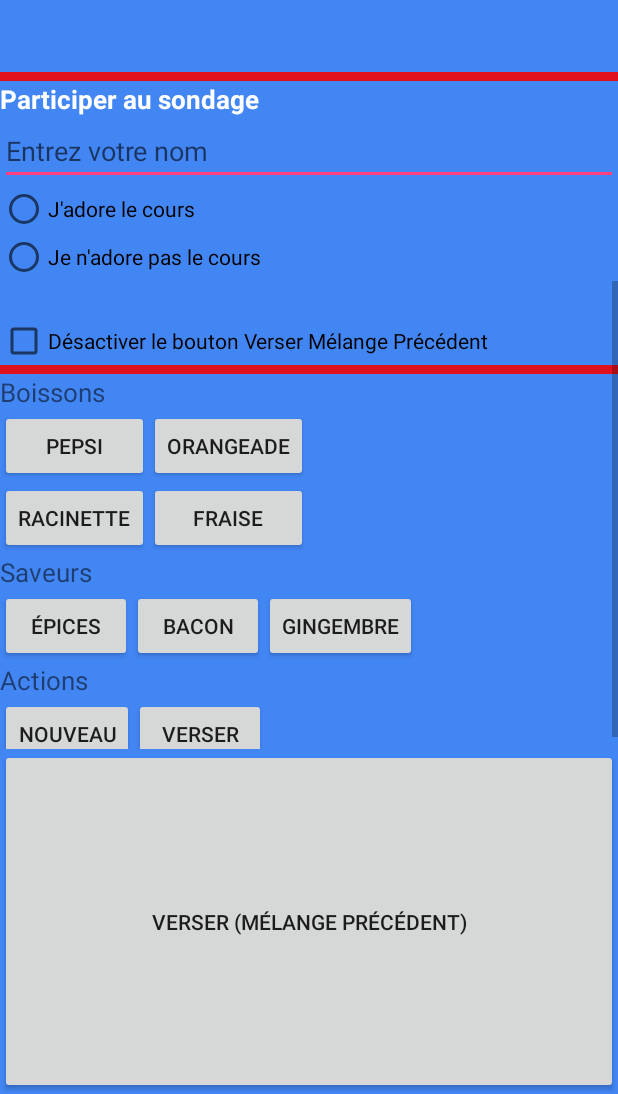
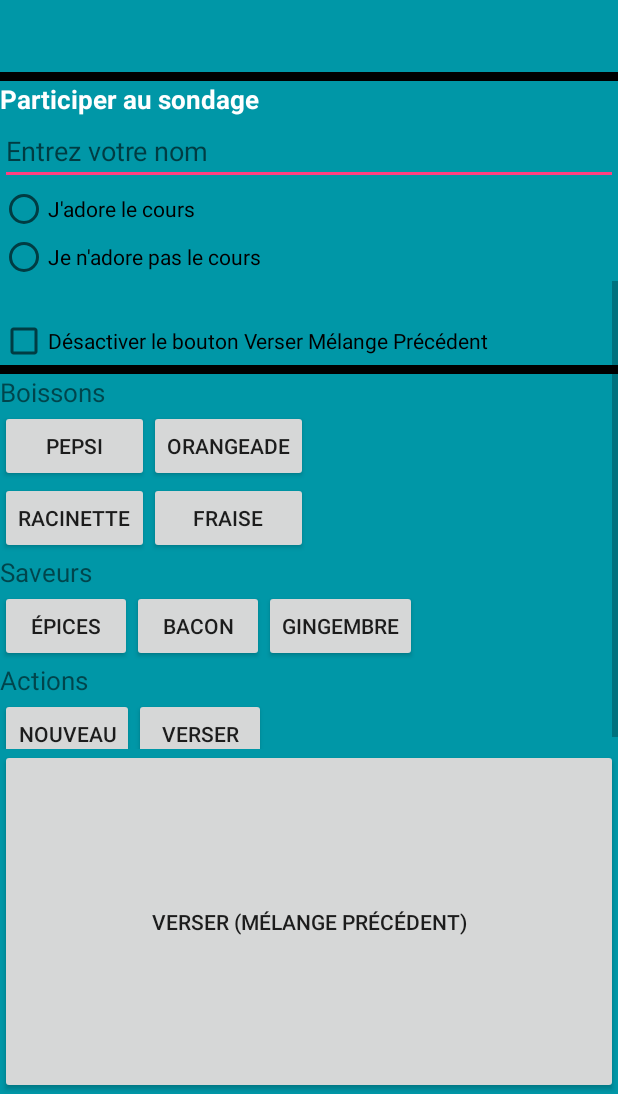
Before and after one commit to LudovicLAURICHESSE/InfoMobile_Distributeur, an Android app: the screen it shows after launch (MainActivity), scrolled down 376 dp, on a phone screen of 412 x 824 dp, the part 142-1236 px from its top. Run offline under Robolectric (Android 15) with nearby library versions, the phone set to English and light mode, and no system bars.

Commit message:
Logo + Layout + Java
+Icone modifé
+Couleurs de l'appli changé
-+Java, classes modifiées, Main avec de nouvelles méthode et implementations, mais NullPointerException lors de l'ajout de boisson, saveur et verser.

```diff
--- a/Distributeur_depart/Distributeur/app/src/main/java/info/dicj/distributeur/Distributeur/Distributeur.java
+++ b/Distributeur_depart/Distributeur/app/src/main/java/info/dicj/distributeur/Distributeur/Distributeur.java
@@ -1,4 +1,6 @@
 package info.dicj.distributeur.Distributeur;
+
+import android.util.Log;
 
 import java.util.HashMap;
 import java.util.Set;
@@ -17,22 +19,24 @@ import info.dicj.distributeur.Distributeur.impl.Racinette;
  */
 
 public class Distributeur {
-    private HashMap<String,Distribuable> produits;
+    private HashMap<String,Boisson> boissons;
+    private HashMap<String,Saveur> saveurs;
     private Melange melangePrecedent;
     private Melange melangeCourant;
 
     public Distributeur(){
-        produits = new HashMap<>();
+        boissons = new HashMap<>();
+        saveurs = new HashMap<>();
         remplirDistributeur();
     }
     private void remplirDistributeur(){
-        produits.put("BACON",new Bacon());
-        produits.put("EPICE",new Epice());
-        produits.put("GINGEMBRE",new Gingembre());
-        produits.put("PEPSI",new Pepsi());
-        produits.put("FRAISE",new Fraise());
-        produits.put("ORANGEADE",new Orangeade());
-        produits.put("RACINETTE",new Racinette());
+        saveurs.put("BACON",new Bacon());
+        saveurs.put("EPICE",new Epice());
+        saveurs.put("GINGEMBRE",new Gingembre());
+        boissons.put("PEPSI",new Pepsi());
+        boissons.put("FRAISE",new Fraise());
+        boissons.put("ORANGEADE",new Orangeade());
+        boissons.put("RACINETTE",new Racinette());
     }
 
     public Recette melangerRecette(){ return melangeCourant;}
@@ -46,10 +50,10 @@ public class Distributeur {
     public Recette dupliquerMelange(){return melangeCourant.getRecette();}
 
     public void ajouterBoisson(String nom) throws DebordementMelangeException {
-        melangeCourant.ajouterBoisson((Boisson)produits.get(nom));
+        melangeCourant.ajouterBoisson(boissons.get(nom));
     }
 
     public void ajouterSaveur(String nom) throws DebordementMelangeException {
-        melangeCourant.ajouterSaveur((Saveur)produits.get(nom));
+        melangeCourant.ajouterSaveur(saveurs.get(nom));
     }
 }
--- a/Distributeur_depart/Distributeur/app/src/main/java/info/dicj/distributeur/Distributeur/Recette.java
+++ b/Distributeur_depart/Distributeur/app/src/main/java/info/dicj/distributeur/Distributeur/Recette.java
@@ -1,9 +1,12 @@
 package info.dicj.distributeur.Distributeur;
+
+import info.dicj.distributeur.Distributeur.exception.AucunDistribuableException;
+import info.dicj.distributeur.Distributeur.exception.AucunMelangeException;
 
 /**
  * Created by ludod on 14/01/2018.
  */
 
 public interface Recette {
-    public String getInformation();
+     String getInformation()throws AucunMelangeException;
 }
--- a/Distributeur_depart/Distributeur/app/src/main/res/layout/distributeur.xml
+++ b/Distributeur_depart/Distributeur/app/src/main/res/layout/distributeur.xml
@@ -3,7 +3,7 @@
     android:orientation="vertical"
     android:layout_width="match_parent"
     android:layout_height="match_parent"
-    android:background="@color/bleu">
+    android:background="#0097A7 ">
 
     <ScrollView
         android:id="@+id/scrollPPal"
@@ -19,7 +19,7 @@
             <View
                 android:layout_width="match_parent"
                 android:layout_height="@dimen/ligne"
-                android:background="@color/rouge"/>
+                android:background="#000000"/>
 
             <TextView
                 android:layout_width="match_parent"
@@ -37,7 +37,7 @@
             <View
                 android:layout_width="match_parent"
                 android:layout_height="@dimen/ligne"
-                android:background="@color/rouge"/>
+                android:background="#000000"/>
 
             <TextView
                 android:layout_width="match_parent"
@@ -89,7 +89,7 @@
             <View
                 android:layout_width="match_parent"
                 android:layout_height="@dimen/ligne"
-                android:background="@color/rouge"/>
+                android:background="#000000"/>
 
             <TextView
                 android:layout_width="match_parent"
@@ -106,13 +106,17 @@
                         android:layout_width="wrap_content"
                         android:layout_height="wrap_content"
                         android:layout_column="0"
-                        android:text="@string/pepsi"/>
+                        android:text="@string/pepsi"
+                        android:id="@+id/but_pepsi"
+                        android:onClick="ajouterBoisson"/>
 
                     <Button
                         android:layout_width="wrap_content"
                         android:layout_height="wrap_content"
                         android:layout_column="1"
-                        android:text="@string/orangeade"/>
+                        android:text="@string/orangeade"
+                        android:id="@+id/but_orange"
+                        android:onClick="ajouterBoisson"/>
                 </TableRow>
 
                 <TableRow>
@@ -120,13 +124,17 @@
                         android:layout_width="wrap_content"
                         android:layout_height="wrap_content"
                         android:layout_column="0"
-                        android:text="@string/racinette"/>
+                        android:text="@string/racinette"
+                        android:id="@+id/but_racine"
+                        android:onClick="ajouterBoisson"/>
 
                     <Button
                         android:layout_width="wrap_content"
                         android:layout_height="wrap_content"
                         android:layout_column="1"
-                        android:text="@string/fraise"/>
+                        android:text="@string/fraise"
+                        android:id="@+id/but_fraise"
+                        android:onClick="ajouterBoisson"/>
                 </TableRow>
             </TableLayout>
 
@@ -145,7 +153,8 @@
                     android:layout_width="wrap_content"
                     android:layout_height="wrap_content"
                     android:layout_alignParentStart="true"
-                    android:text="@string/epices"/>
+                    android:text="@string/epices"
+                    android:onClick="ajouterSaveur"/>/>
 
                 <Button
                     android:id="@+id/but_bacon"
@@ -153,7 +162,8 @@
                     android:layout_height="wrap_content"
                     android:layout_alignBaseline="@id/but_epices"
                     android:layout_toEndOf="@id/but_epices"
-                    android:text="@string/bacon"/>
+                    android:text="@string/bacon"
+                    android:onClick="ajouterSaveur"/>/>
 
                 <Button
                     android:id="@+id/but_gin"
@@ -161,7 +171,8 @@
                     android:layout_height="wrap_content"
                     android:layout_alignBaseline="@id/but_bacon"
                     android:layout_toEndOf="@id/but_bacon"
-                    android:text="@string/gingembre"/>
+                    android:text="@string/gingembre"
+                    android:onClick="ajouterSaveur"/>
             </RelativeLayout>
 
             <TextView
@@ -178,13 +189,17 @@
                 <Button
                     android:layout_width="wrap_content"
                     android:layout_height="wrap_content"
-                    android:text="@string/nouveau"/>
+                    android:text="@string/nouveau"
+                    android:id="@+id/but_nouveau"
+                    android:onClick="nouveau"/>
 
                 <Button
                     android:layout_width="wrap_content"
                     android:layout_height="wrap_content"
-                    android:text="@string/verser"/>
+                    android:text="@string/verser"
+                    android:onClick="verser"/>
             </LinearLayout>
+
         </LinearLayout>
     </ScrollView>
 
@@ -193,6 +208,8 @@
         android:layout_width="match_parent"
         android:layout_height="match_parent"
         android:layout_weight="70"
-        android:text="@string/verser2" />
+        android:text="@string/verser2"
+        android:onClick="reverser"/>
+
 
 </LinearLayout>
```
Also changed, not shown: Distributeur_depart/Distributeur/app/src/main/java/info/dicj/distributeur/Distributeur/Melange.java (+6 -2 lines), Distributeur_depart/Distributeur/app/src/main/java/info/dicj/distributeur/MainActivity.java (+39 -20 lines), Distributeur_depart/Distributeur/app/src/main/ic_launcher-web.png (added), Distributeur_depart/Distributeur/app/src/main/res/mipmap-hdpi/ic_launcher.png, Distributeur_depart/Distributeur/app/src/main/res/mipmap-mdpi/ic_launcher.png, Distributeur_depart/Distributeur/app/src/main/res/mipmap-xhdpi/ic_launcher.png, Distributeur_depart/Distributeur/app/src/main/res/mipmap-xxhdpi/ic_launcher.png, Distributeur_depart/Distributeur/app/src/main/res/mipmap-xxxhdpi/ic_launcher.png.
